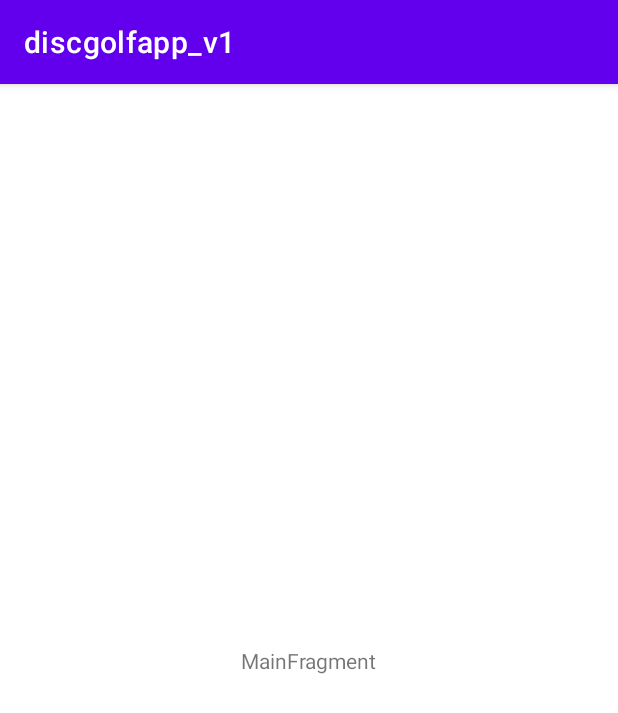
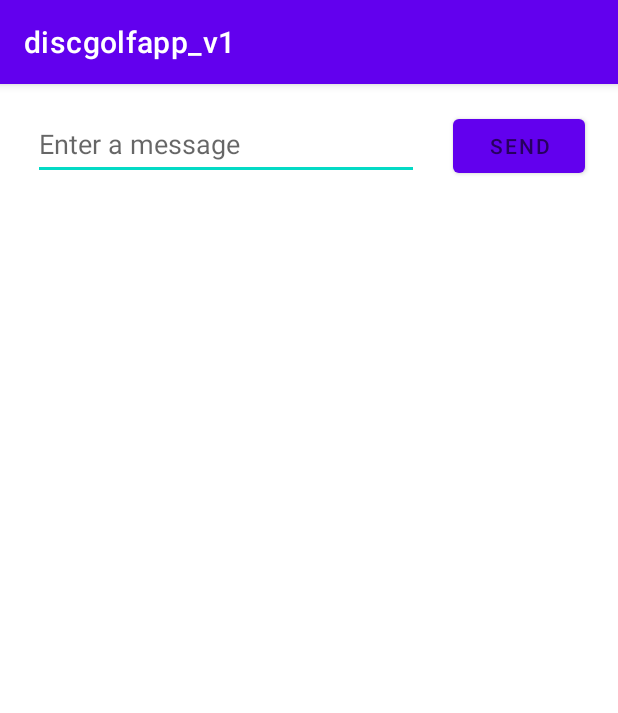
Before and after one commit to ColtonJacobson23/DiscGolfApp, an Android app: the screen it shows after launch (MainActivity), on a phone screen of 412 x 824 dp. Shown: the top 713 px of the screen. Run offline under Robolectric (Android 15) with nearby library versions, the light colour scheme and no system bars.

Commit message:
Created simple app to test Android Studio functionalities

```diff
--- a/discgolfapp_v1/app/src/main/AndroidManifest.xml
+++ b/discgolfapp_v1/app/src/main/AndroidManifest.xml
@@ -10,6 +10,10 @@
         android:supportsRtl="true"
         android:theme="@style/Theme.Discgolfapp_v1">
         <activity
+            android:name=".DisplayMessageActivity"
+            android:parentActivityName=".MainActivity"
+            android:exported="false" />
+        <activity
             android:name=".MainActivity"
             android:exported="true">
             <intent-filter>
--- a/discgolfapp_v1/app/src/main/java/com/example/discgolfapp_v1/MainActivity.kt
+++ b/discgolfapp_v1/app/src/main/java/com/example/discgolfapp_v1/MainActivity.kt
@@ -1,18 +1,32 @@
 package com.example.discgolfapp_v1
 
+import android.content.Intent
 import androidx.appcompat.app.AppCompatActivity
 import android.os.Bundle
+import android.view.View
+import android.widget.EditText
 import com.example.discgolfapp_v1.ui.main.MainFragment
+
+const val EXTRA_MESSAGE = "com.example.discgolfapp_v1.MESSAGE"
 
 class MainActivity : AppCompatActivity() {
 
     override fun onCreate(savedInstanceState: Bundle?) {
         super.onCreate(savedInstanceState)
         setContentView(R.layout.main_activity)
-        if (savedInstanceState == null) {
-            supportFragmentManager.beginTransaction()
-                    .replace(R.id.container, MainFragment.newInstance())
-                    .commitNow()
+        //if (savedInstanceState == null) {
+        //    supportFragmentManager.beginTransaction()
+        //            .replace(R.id.container, MainFragment.newInstance())
+        //            .commitNow()
+        //}
+    }
+
+    fun sendMessage(view: View) {
+        val editText = findViewById<EditText>(R.id.textbox1)
+        val message = editText.text.toString()
+        val intent = Intent(this, DisplayMessageActivity::class.java).apply {
+            putExtra(EXTRA_MESSAGE, message)
         }
+        startActivity(intent)
     }
 }
--- a/discgolfapp_v1/app/src/main/res/layout/main_activity.xml
+++ b/discgolfapp_v1/app/src/main/res/layout/main_activity.xml
@@ -1,7 +1,37 @@
 <?xml version="1.0" encoding="utf-8"?>
-<FrameLayout xmlns:android="http://schemas.android.com/apk/res/android"
+<androidx.constraintlayout.widget.ConstraintLayout xmlns:android="http://schemas.android.com/apk/res/android"
+    xmlns:app="http://schemas.android.com/apk/res-auto"
     xmlns:tools="http://schemas.android.com/tools"
     android:id="@+id/container"
     android:layout_width="match_parent"
     android:layout_height="match_parent"
-    tools:context=".MainActivity" />
+    tools:context=".MainActivity">
+
+    <EditText
+        android:id="@+id/textbox1"
+        android:layout_width="257dp"
+        android:layout_height="48dp"
+        android:layout_marginStart="16dp"
+        android:layout_marginTop="16dp"
+        android:ems="10"
+        android:hint="@string/edit_message"
+        android:inputType="textPersonName"
+        app:layout_constraintEnd_toStartOf="@+id/button1"
+        app:layout_constraintHorizontal_bias="0.5"
+        app:layout_constraintStart_toStartOf="parent"
+        app:layout_constraintTop_toTopOf="parent" />
+
+    <Button
+        android:id="@+id/button1"
+        android:layout_width="wrap_content"
+        android:layout_height="wrap_content"
+        android:layout_marginStart="16dp"
+        android:layout_marginEnd="16dp"
+        android:hint="@string/button_send"
+        android:onClick="sendMessage"
+        android:textColor="#FDFCFC"
+        app:layout_constraintBaseline_toBaselineOf="@+id/textbox1"
+        app:layout_constraintEnd_toEndOf="parent"
+        app:layout_constraintHorizontal_bias="0.5"
+        app:layout_constraintStart_toEndOf="@+id/textbox1" />
+</androidx.constraintlayout.widget.ConstraintLayout>
```
Also changed, not shown: discgolfapp_v1/app/src/main/res/values/strings.xml (+11 -0 lines), discgolfapp_v1/app/src/main/res/values/themes.xml (+9 -0 lines).
